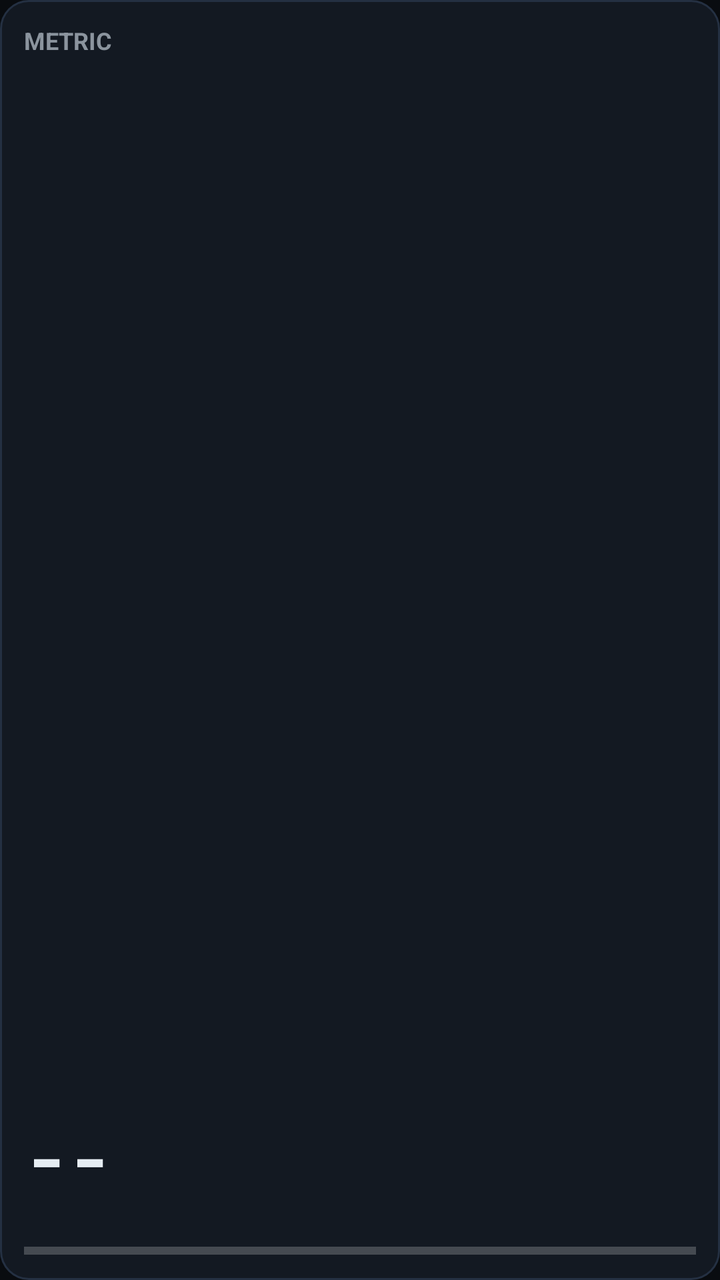
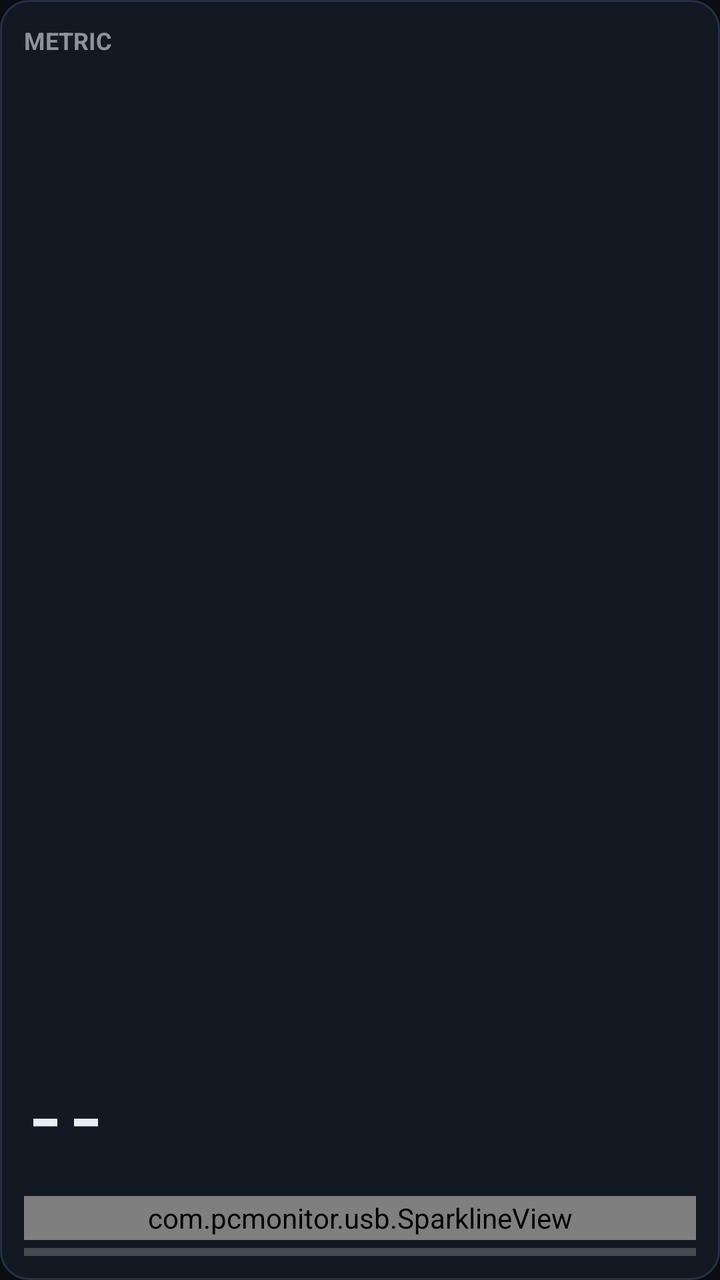

Before-and-after screenshots of an Android layout around one commit, followed by the original layout XML and the change that was made.
<!-- AndroidManifest.xml: application theme Theme.PCMonitorUSB -->
<!-- res/layout/item_metric_card.xml -->
<?xml version="1.0" encoding="utf-8"?>
<LinearLayout xmlns:android="http://schemas.android.com/apk/res/android"
    android:layout_width="0dp"
    android:layout_height="0dp"
    android:layout_margin="5dp"
    android:background="@drawable/card_bg"
    android:orientation="vertical"
    android:padding="12dp">

    <TextView
        android:id="@+id/tvLabel"
        android:layout_width="match_parent"
        android:layout_height="wrap_content"
        android:ellipsize="end"
        android:maxLines="1"
        android:text="METRIC"
        android:textAllCaps="true"
        android:textColor="#8B949E"
        android:textSize="12sp"
        android:textStyle="bold" />

    <LinearLayout
        android:layout_width="match_parent"
        android:layout_height="0dp"
        android:layout_weight="1"
        android:gravity="bottom|start"
        android:orientation="horizontal">

        <TextView
            android:id="@+id/tvValue"
            android:layout_width="wrap_content"
            android:layout_height="wrap_content"
            android:fontFamily="monospace"
            android:includeFontPadding="false"
            android:text="--"
            android:textColor="#E6EDF3"
            android:textSize="36sp"
            android:textStyle="bold" />

        <TextView
            android:id="@+id/tvUnit"
            android:layout_width="wrap_content"
            android:layout_height="wrap_content"
            android:paddingStart="5dp"
            android:paddingBottom="4dp"
            android:text=""
            android:textColor="#8B949E"
            android:textSize="15sp"
            android:textStyle="bold" />
    </LinearLayout>

    <TextView
        android:id="@+id/tvSub"
        android:layout_width="match_parent"
        android:layout_height="wrap_content"
        android:ellipsize="end"
        android:maxLines="1"
        android:paddingTop="2dp"
        android:paddingBottom="6dp"
        android:text=""
        android:textColor="#6E7681"
        android:textSize="11sp" />

    <ProgressBar
        android:id="@+id/progressBar"
        style="?android:attr/progressBarStyleHorizontal"
        android:layout_width="match_parent"
        android:layout_height="5dp"
        android:max="100"
        android:progress="0" />
</LinearLayout>
<!-- resources referenced by this layout -->
<resources>
  <!-- drawable card_bg (drawable) -->
  <?xml version="1.0" encoding="utf-8"?>
  <shape xmlns:android="http://schemas.android.com/apk/res/android" android:shape="rectangle">
      <solid android:color="#131922" />
      <stroke android:width="1dp" android:color="#243042" />
      <corners android:radius="14dp" />
  </shape>
  <style name="Theme.PCMonitorUSB" parent="Theme.AppCompat.NoActionBar">
          <item name="android:windowBackground">#090C10</item>
          <item name="android:statusBarColor">#090C10</item>
          <item name="android:navigationBarColor">#090C10</item>
      </style>
</resources>

<!-- the commit's change to res/layout/item_metric_card.xml (unified diff, before → after) -->
@@ -1,5 +1,6 @@
 <?xml version="1.0" encoding="utf-8"?>
 <LinearLayout xmlns:android="http://schemas.android.com/apk/res/android"
+    android:id="@+id/cardRoot"
     android:layout_width="0dp"
     android:layout_height="0dp"
     android:layout_margin="5dp"
@@ -34,7 +35,7 @@
             android:includeFontPadding="false"
             android:text="--"
             android:textColor="#E6EDF3"
-            android:textSize="36sp"
+            android:textSize="34sp"
             android:textStyle="bold" />
 
         <TextView
@@ -45,7 +46,7 @@
             android:paddingBottom="4dp"
             android:text=""
             android:textColor="#8B949E"
-            android:textSize="15sp"
+            android:textSize="14sp"
             android:textStyle="bold" />
     </LinearLayout>
 
@@ -55,17 +56,23 @@
         android:layout_height="wrap_content"
         android:ellipsize="end"
         android:maxLines="1"
-        android:paddingTop="2dp"
-        android:paddingBottom="6dp"
+        android:paddingTop="1dp"
+        android:paddingBottom="3dp"
         android:text=""
         android:textColor="#6E7681"
         android:textSize="11sp" />
+
+    <com.pcmonitor.usb.SparklineView
+        android:id="@+id/sparkline"
+        android:layout_width="match_parent"
+        android:layout_height="22dp"
+        android:layout_marginBottom="4dp" />
 
     <ProgressBar
         android:id="@+id/progressBar"
         style="?android:attr/progressBarStyleHorizontal"
         android:layout_width="match_parent"
-        android:layout_height="5dp"
+        android:layout_height="4dp"
         android:max="100"
         android:progress="0" />
 </LinearLayout>
